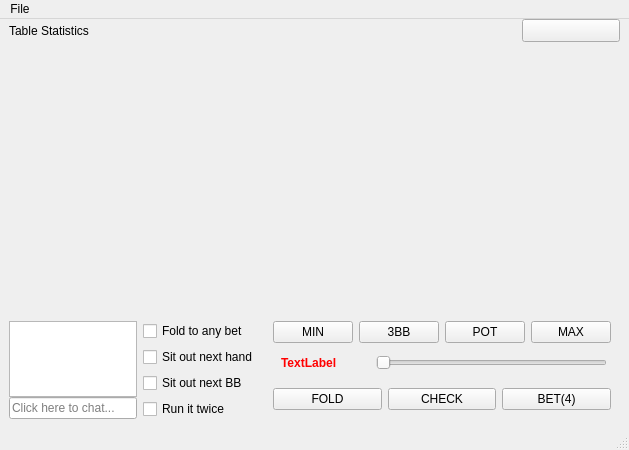
paunovic/chipup-poker, file qt-client/client/table.ui: the form before one commit.
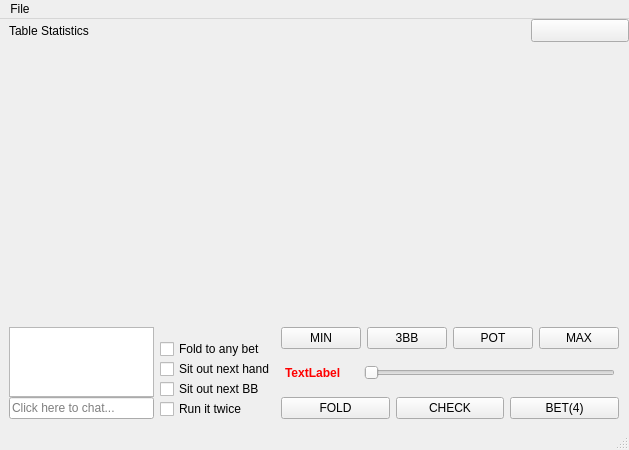
The form after the commit. The open tabs and pages were chosen to show the change. Icons and pictures are not drawn.

Commit message: improve the table look some more

```diff
--- a/qt-client/client/table.ui
+++ b/qt-client/client/table.ui
@@ -21,6 +21,9 @@
     <property name="topMargin">
      <number>0</number>
     </property>
+    <property name="rightMargin">
+     <number>0</number>
+    </property>
     <item>
      <layout class="QHBoxLayout" name="horizontalLayout_2" stretch="1,0">
       <item>
@@ -61,6 +64,9 @@
     </item>
     <item>
      <layout class="QHBoxLayout" name="horizontalLayout">
+      <property name="rightMargin">
+       <number>10</number>
+      </property>
       <item>
        <layout class="QVBoxLayout" name="verticalLayout_4" stretch="0,0">
         <property name="spacing">
@@ -80,6 +86,9 @@
       </item>
       <item>
        <layout class="QVBoxLayout" name="groupOptions">
+        <property name="spacing">
+         <number>0</number>
+        </property>
         <item>
          <spacer name="verticalSpacer">
           <property name="orientation">
@@ -197,11 +206,26 @@
         </widget>
         <widget class="QWidget" name="page">
          <layout class="QVBoxLayout" name="verticalLayout_3">
+          <property name="spacing">
+           <number>0</number>
+          </property>
+          <property name="leftMargin">
+           <number>0</number>
+          </property>
           <property name="topMargin">
            <number>0</number>
           </property>
+          <property name="rightMargin">
+           <number>0</number>
+          </property>
+          <property name="bottomMargin">
+           <number>0</number>
+          </property>
           <item>
            <layout class="QHBoxLayout" name="layBetPresets">
+            <property name="spacing">
+             <number>6</number>
+            </property>
             <item>
              <spacer name="horizontalSpacer">
               <property name="orientation">
@@ -252,19 +276,19 @@
             </property>
             <layout class="QHBoxLayout" name="horizontalLayout_3" stretch="0,1">
              <property name="spacing">
-              <number>16</number>
+              <number>0</number>
              </property>
              <property name="leftMargin">
-              <number>8</number>
+              <number>4</number>
              </property>
              <property name="topMargin">
-              <number>2</number>
+              <number>3</number>
              </property>
              <property name="rightMargin">
               <number>4</number>
              </property>
              <property name="bottomMargin">
-              <number>7</number>
+              <number>3</number>
              </property>
              <item>
               <widget class="QLabel" name="lbRaiseAmount">
@@ -304,6 +328,9 @@
           </item>
           <item>
            <layout class="QHBoxLayout" name="horizontalLayout_4">
+            <property name="spacing">
+             <number>6</number>
+            </property>
             <item>
              <widget class="QPushButton" name="btFold">
               <property name="text">
```
The commit also changes 1 other file.
